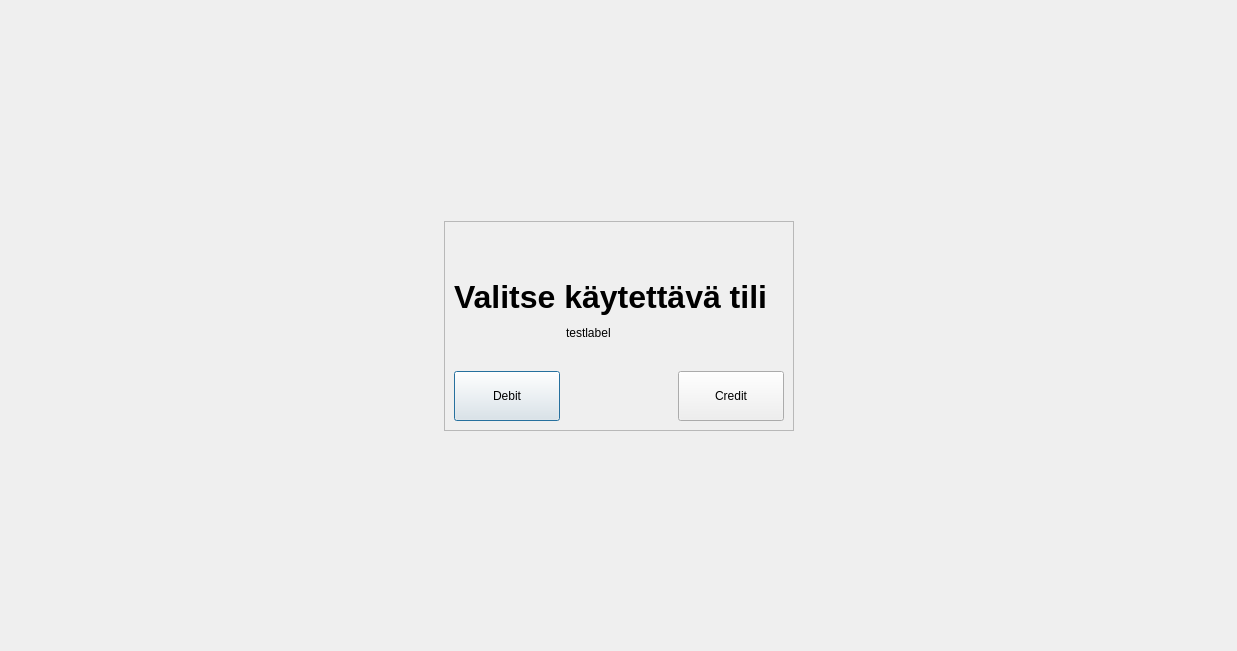
Sahid1981/NEWPankkiautomaatti, file bank-automat/accountselect.ui: the form before one commit.
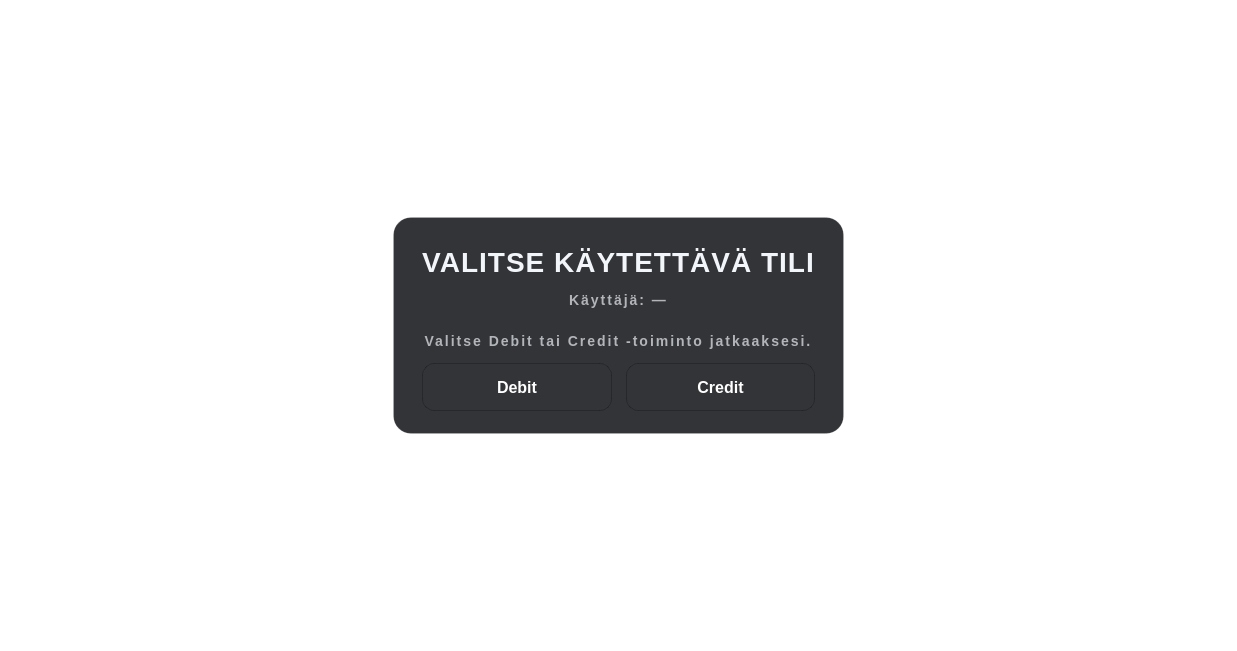
The form after the commit.

Commit message: accountselect.ui ulkonäköä paranneltu

What changed in the file:
```diff
--- a/bank-automat/accountselect.ui
+++ b/bank-automat/accountselect.ui
@@ -16,119 +16,229 @@
   <property name="windowTitle">
    <string>Dialog</string>
   </property>
-  <layout class="QGridLayout" name="gridLayout_2">
-   <item row="0" column="1">
-    <spacer name="verticalSpacer">
+  <property name="styleSheet">
+   <string notr="true">
+QDialog {
+    background: transparent;
+    font-family: &quot;Segoe UI&quot;;
+	font-size:16px;
+}
+
+/* Korttimainen keskipaneeli */
+QFrame#card {
+    background-color: rgba(18, 20, 24, 220);
+    border: 1px solid rgba(255, 255, 255, 30);
+    border-radius: 18px;
+}
+
+/* Otsikko */
+QLabel#titleLabel {
+    color: #F2F5FA;
+    font-size: 28px;
+    font-weight: 800;
+    letter-spacing: 1px;
+}
+
+/* Pieni ohjeteksti */
+QLabel#hintLabel {
+    color: rgba(242, 245, 250, 170);
+    font-size: 14px;
+    font-weight: 700;
+    letter-spacing: 2px;
+}
+
+/* Käyttäjän nimi / kortinhaltija */
+QLabel#labelTest {
+    color: rgba(242, 245, 250, 170);
+    font-size: 14px;
+    font-weight: 700;
+    letter-spacing: 2px;
+}
+
+/* Nappityyli sama kuin mainwindow */
+QPushButton#btnSelectDebit,
+QPushButton#btnSelectCredit {
+    background: qlineargradient(x1:0, y1:0, x2:0, y2:1,
+                                stop:0 #2A5CFF,
+                                stop:1 #1B3FBF);
+    color: #FFFFFF;
+
+    border: 1px solid rgba(0, 0, 0, 60);
+    border-radius: 12px;
+
+    font-size: 16px;
+    font-weight: 800;
+    padding: 12px 14px;
+}
+
+QPushButton#btnSelectDebit:hover,
+QPushButton#btnSelectCredit:hover {
+    background: qlineargradient(x1:0, y1:0, x2:0, y2:1,
+                                stop:0 #3A6DFF,
+                                stop:1 #2449D8);
+}
+
+QPushButton#btnSelectDebit:pressed,
+QPushButton#btnSelectCredit:pressed {
+   background: qlineargradient(x1:0, y1:0, x2:0, y2:1,
+                                stop:0 #1E47D6,
+                                stop:1 #16339E);
+    border-bottom: 1px solid rgba(0, 0, 0, 110);
+    padding-top: 13px;  /* pieni “painallus” */
+    padding-bottom: 11px;
+}
+</string>
+  </property>
+  <layout class="QVBoxLayout" name="rootLayout">
+   <property name="spacing">
+    <number>0</number>
+   </property>
+   <property name="leftMargin">
+    <number>0</number>
+   </property>
+   <property name="topMargin">
+    <number>0</number>
+   </property>
+   <property name="rightMargin">
+    <number>0</number>
+   </property>
+   <property name="bottomMargin">
+    <number>0</number>
+   </property>
+   <item>
+    <spacer name="topSpacer">
      <property name="orientation">
       <enum>Qt::Orientation::Vertical</enum>
      </property>
      <property name="sizeHint" stdset="0">
       <size>
        <width>20</width>
-       <height>203</height>
+       <height>120</height>
       </size>
      </property>
     </spacer>
    </item>
-   <item row="1" column="0">
-    <spacer name="horizontalSpacer">
-     <property name="orientation">
-      <enum>Qt::Orientation::Horizontal</enum>
-     </property>
-     <property name="sizeHint" stdset="0">
-      <size>
-       <width>426</width>
-       <height>20</height>
-      </size>
-     </property>
-    </spacer>
-   </item>
-   <item row="1" column="1">
-    <widget class="QFrame" name="frame">
+   <item alignment="Qt::AlignmentFlag::AlignHCenter">
+    <widget class="QFrame" name="card">
      <property name="minimumSize">
       <size>
-       <width>350</width>
-       <height>210</height>
+       <width>420</width>
+       <height>0</height>
       </size>
      </property>
      <property name="maximumSize">
       <size>
-       <width>350</width>
-       <height>210</height>
+       <width>480</width>
+       <height>16777215</height>
       </size>
      </property>
      <property name="frameShape">
-      <enum>QFrame::Shape::StyledPanel</enum>
+      <enum>QFrame::Shape::NoFrame</enum>
      </property>
-     <property name="frameShadow">
-      <enum>QFrame::Shadow::Raised</enum>
-     </property>
-     <layout class="QGridLayout" name="gridLayout">
-      <item row="0" column="0" rowspan="2" colspan="3">
-       <widget class="QLabel" name="labelChooseAccount">
+     <layout class="QVBoxLayout" name="cardLayout">
+      <property name="spacing">
+       <number>14</number>
+      </property>
+      <property name="leftMargin">
+       <number>28</number>
+      </property>
+      <property name="topMargin">
+       <number>28</number>
+      </property>
+      <property name="rightMargin">
+       <number>28</number>
+      </property>
+      <property name="bottomMargin">
+       <number>22</number>
+      </property>
+      <item>
+       <widget class="QLabel" name="titleLabel">
         <property name="text">
-         <string>&lt;html&gt;&lt;head/&gt;&lt;body&gt;&lt;p&gt;&lt;span style=&quot; font-size:24pt; font-weight:700;&quot;&gt;Valitse käytettävä tili&lt;/span&gt;&lt;/p&gt;&lt;/body&gt;&lt;/html&gt;</string>
+         <string>VALITSE KÄYTETTÄVÄ TILI</string>
+        </property>
+        <property name="alignment">
+         <set>Qt::AlignmentFlag::AlignCenter</set>
         </property>
        </widget>
       </item>
-      <item row="1" column="1">
+      <item>
        <widget class="QLabel" name="labelTest">
         <property name="text">
-         <string>testlabel</string>
+         <string>Käyttäjä: —</string>
         </property>
+        <property name="alignment">
+         <set>Qt::AlignmentFlag::AlignCenter</set>
+        </property>
        </widget>
       </item>
-      <item row="2" column="0">
-       <widget class="QPushButton" name="btnSelectDebit">
-        <property name="minimumSize">
+      <item>
+       <spacer name="midSpacer">
+        <property name="orientation">
+         <enum>Qt::Orientation::Vertical</enum>
+        </property>
+        <property name="sizeHint" stdset="0">
          <size>
-          <width>105</width>
-          <height>50</height>
+          <width>20</width>
+          <height>6</height>
          </size>
         </property>
+       </spacer>
+      </item>
+      <item>
+       <widget class="QLabel" name="hintLabel">
         <property name="text">
-         <string>Debit</string>
+         <string>Valitse Debit tai Credit -toiminto jatkaaksesi.</string>
         </property>
+        <property name="alignment">
+         <set>Qt::AlignmentFlag::AlignCenter</set>
+        </property>
        </widget>
       </item>
-      <item row="2" column="2">
-       <widget class="QPushButton" name="btnSelectCredit">
-        <property name="minimumSize">
-         <size>
-          <width>105</width>
-          <height>50</height>
-         </size>
+      <item>
+       <layout class="QHBoxLayout" name="buttonRow">
+        <property name="spacing">
+         <number>14</number>
         </property>
-        <property name="text">
-         <string>Credit</string>
-        </property>
-       </widget>
+        <item>
+         <widget class="QPushButton" name="btnSelectDebit">
+          <property name="minimumSize">
+           <size>
+            <width>0</width>
+            <height>48</height>
+           </size>
+          </property>
+          <property name="text">
+           <string>Debit</string>
+          </property>
+         </widget>
+        </item>
+        <item>
+         <widget class="QPushButton" name="btnSelectCredit">
+          <property name="minimumSize">
+           <size>
+            <width>0</width>
+            <height>48</height>
+           </size>
+          </property>
+          <property name="text">
+           <string>Credit</string>
+          </property>
+         </widget>
+        </item>
+       </layout>
       </item>
      </layout>
     </widget>
    </item>
-   <item row="1" column="2">
-    <spacer name="horizontalSpacer_2">
-     <property name="orientation">
-      <enum>Qt::Orientation::Horizontal</enum>
-     </property>
-     <property name="sizeHint" stdset="0">
-      <size>
-       <width>425</width>
-       <height>20</height>
-      </size>
-     </property>
-    </spacer>
-   </item>
-   <item row="2" column="1">
-    <spacer name="verticalSpacer_2">
+   <item>
+    <spacer name="bottomSpacer">
      <property name="orientation">
       <enum>Qt::Orientation::Vertical</enum>
      </property>
      <property name="sizeHint" stdset="0">
       <size>
        <width>20</width>
-       <height>202</height>
+       <height>140</height>
       </size>
      </property>
     </spacer>
```
Left out of the diff: 5 changed lines with no effect on the pictures. The commit also changes 1 other file.
